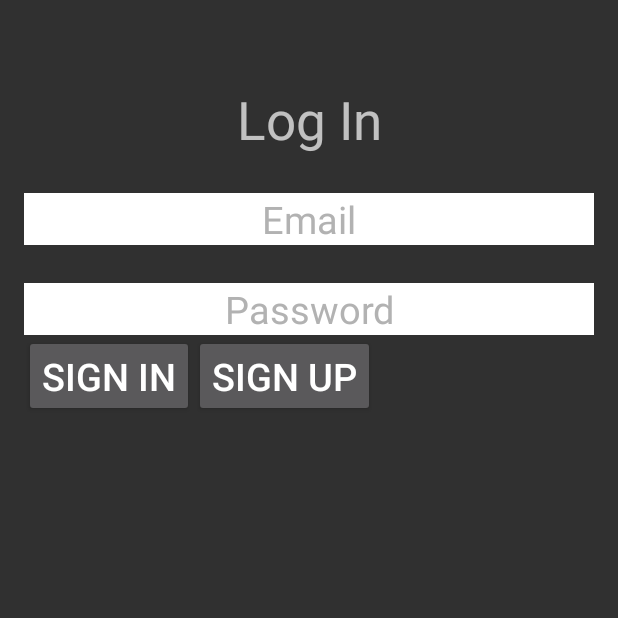
After one commit to magiskebob/IAListBuilderV1, an Android app: the LoginActivity screen opened directly, with no data from a screen before it, on a phone screen of 412 x 824 dp, the top half of it. The commit adds this screen. Run offline under Robolectric (Android 15) with nearby library versions, the phone set to English and light mode, and no system bars; our stand-ins replace Firebase (no records; nobody signed in at launch, a user with empty details on screens opened directly).

Commit message:
login added, sign up making trouble

```diff
--- a/app/build.gradle
+++ b/app/build.gradle
@@ -25,5 +25,9 @@ dependencies {
         exclude group: 'com.android.support', module: 'support-annotations'
     })
     compile 'com.android.support:appcompat-v7:25.1.1'
+    compile 'com.google.firebase:firebase-auth:10.0.1'
     testCompile 'junit:junit:4.12'
 }
+
+
+apply plugin: 'com.google.gms.google-services'
--- a/app/src/main/AndroidManifest.xml
+++ b/app/src/main/AndroidManifest.xml
@@ -3,7 +3,7 @@
     package="com.example.kongsgaard.ialistbuilderv1">
 
     <uses-permission android:name="android.permission.WRITE_EXTERNAL_STORAGE" />
-    <uses-permission android:name="android.permission.INTERNET"/>
+    <uses-permission android:name="android.permission.INTERNET" />
 
     <application
         android:allowBackup="true"
@@ -22,7 +22,9 @@
         <activity android:name=".CardsActivity" />
         <activity android:name=".ViewCardActivity" />
         <activity android:name=".ArmyListsActivity" />
-        <activity android:name=".ImageSwiper"></activity>
+        <activity android:name=".ImageSwiper" />
+        <activity android:name=".LoginActivity" />
+        <activity android:name=".StatestikActivity"></activity>
     </application>
 
 </manifest>
--- /dev/null
+++ b/app/src/main/java/com/example/kongsgaard/ialistbuilderv1/LoginActivity.java
@@ -0,0 +1,167 @@
+package com.example.kongsgaard.ialistbuilderv1;
+
+import android.content.Intent;
+import android.net.Uri;
+import android.support.annotation.NonNull;
+import android.support.v7.app.AppCompatActivity;
+import android.os.Bundle;
+import android.util.Log;
+import android.view.GestureDetector;
+import android.view.MotionEvent;
+import android.view.View;
+import android.widget.EditText;
+import android.widget.Toast;
+
+import com.google.android.gms.tasks.OnCompleteListener;
+import com.google.android.gms.tasks.Task;
+import com.google.firebase.auth.AuthResult;
+import com.google.firebase.auth.FirebaseAuth;
+import com.google.firebase.auth.FirebaseUser;
+
+public class LoginActivity extends AppCompatActivity implements GestureDetector.OnGestureListener  {
+    private GestureDetector gestureDetector;
+    private FirebaseAuth mAuth;
+    private FirebaseAuth.AuthStateListener mAuthListener;
+    EditText email;
+    EditText password;
+
+    @Override
+    protected void onCreate(Bundle savedInstanceState) {
+        super.onCreate(savedInstanceState);
+        setContentView(R.layout.activity_login);
+        gestureDetector = new GestureDetector(this, this);
+        mAuth = FirebaseAuth.getInstance();
+        mAuthListener = new FirebaseAuth.AuthStateListener() {
+            @Override
+            public void onAuthStateChanged(@NonNull FirebaseAuth firebaseAuth) {
+                FirebaseUser user = firebaseAuth.getCurrentUser();
+                if (user != null) {
+                    // User is signed in
+                    Log.d("TAG", "onAuthStateChanged:signed_in:" + user.getUid());
+                } else {
+                    // User is signed out
+                    Log.d("TAG", "onAuthStateChanged:signed_out");
+                }
+                // ...
+            }
+        };
+        email = (EditText)findViewById(R.id.Emailtext);
+        password = (EditText) findViewById(R.id.PasswordText);
+    }
+    @Override
+    public void onStart() {
+        super.onStart();
+        mAuth.addAuthStateListener(mAuthListener);
+    }
+    @Override
+    public void onStop() {
+        super.onStop();
+        if (mAuthListener != null) {
+            mAuth.removeAuthStateListener(mAuthListener);
+        }
+    }
+    public void createAccount(String email, String password) {
+        mAuth.createUserWithEmailAndPassword(email, password)
+                .addOnCompleteListener(this, new OnCompleteListener<AuthResult>() {
+                    @Override
+                    public void onComplete(@NonNull Task<AuthResult> task) {
+                        Log.d("TAG", "createUserWithEmail:onComplete:" + task.isSuccessful());
+
+                        // If sign in fails, display a message to the user. If sign in succeeds
+                        // the auth state listener will be notified and logic to handle the
+                        // signed in user can be handled in the listener.
+                        if (!task.isSuccessful()) {
+                            Toast.makeText(LoginActivity.this, "Authentication failed.",
+                                    Toast.LENGTH_SHORT).show();
+                        }
+
+                        // ...
+                    }
+                });
+    }
+        public void signIn(String email, String password) {
+        mAuth.signInWithEmailAndPassword(email, password)
+                .addOnCompleteListener(this, new OnCompleteListener<AuthResult>() {
+                    @Override
+                    public void onComplete(@NonNull Task<AuthResult> task) {
+                        Log.d("TAG", "signInWithEmail:onComplete:" + task.isSuccessful());
+
+                        // If sign in fails, display a message to the user. If sign in succeeds
+                        // the auth state listener will be notified and logic to handle the
+                        // signed in user can be handled in the listener.
+                        if (!task.isSuccessful()) {
+                            Log.w("TAG", "signInWithEmail", task.getException());
+                            Toast.makeText(LoginActivity.this, "Authentication failed.",
+                                    Toast.LENGTH_SHORT).show();
+                        }
+
+                        // ...
+                    }
+                });
+        }
+    public void getCurrentUser(){
+        FirebaseUser user = FirebaseAuth.getInstance().getCurrentUser();
+        if (user != null) {
+            // Name, email address, and profile photo Url
+            String name = user.getDisplayName();
+            String email = user.getEmail();
+            Uri photoUrl = user.getPhotoUrl();
+
+            // The user's ID, unique to the Firebase project. Do NOT use this value to
+            // authenticate with your backend server, if you have one. Use
+            // FirebaseUser.getToken() instead.
+            String uid = user.getUid();
+        }
+    }
+    public boolean onTouchEvent(MotionEvent event) {
+        return gestureDetector.onTouchEvent(event);
+    }
+
+    @Override
+    public boolean onDown(MotionEvent e) {
+        return false;
+    }
+
+    @Override
+    public void onShowPress(MotionEvent e) {
+
+    }
+
+    @Override
+    public boolean onSingleTapUp(MotionEvent e) {
+        return false;
+    }
+
+    @Override
+    public boolean onScroll(MotionEvent e1, MotionEvent e2, float distanceX, float distanceY) {
+        return false;
+    }
+
+    @Override
+    public void onLongPress(MotionEvent e) {
+
+    }
+
+    @Override
+    public boolean onFling(MotionEvent e1, MotionEvent e2, float velocityX, float velocityY) {
+        boolean leftSwipe = e1.getX() > e2.getX();
+       // Log.d(TAG, "onFling left: " + leftSwipe);
+        if (leftSwipe) {
+            Intent intent = new Intent(this, MainActivity.class);
+            startActivity(intent);
+        }
+        return true; // done
+    }
+
+    public void signIn2(View view) {
+        String Email = email.getText().toString().trim();
+        String Password = password.getText().toString().trim();
+        signIn(Email,Password);
+    }
+
+    public void NewUser(View view) {
+        String Email = email.getText().toString().trim();
+        String Password = password.getText().toString().trim();
+        createAccount(Email, Password);
+    }
+}
--- /dev/null
+++ b/app/src/main/res/layout/activity_login.xml
@@ -0,0 +1,69 @@
+<?xml version="1.0" encoding="utf-8"?>
+<LinearLayout xmlns:android="http://schemas.android.com/apk/res/android"
+    xmlns:tools="http://schemas.android.com/tools"
+    android:id="@+id/activity_login"
+    android:layout_width="match_parent"
+    android:layout_height="match_parent"
+    android:paddingBottom="@dimen/activity_vertical_margin"
+    android:paddingLeft="@dimen/activity_horizontal_margin"
+    android:paddingRight="@dimen/activity_horizontal_margin"
+    android:paddingTop="@dimen/activity_vertical_margin"
+    android:orientation="vertical"
+    tools:context="com.example.kongsgaard.ialistbuilderv1.LoginActivity">
+    <TextView
+        android:layout_width="match_parent"
+        android:layout_height="wrap_content"
+        android:text="Log In"
+        android:textSize="35dp"
+        android:gravity="center"
+        android:layout_marginBottom="25dp"
+        android:layout_gravity="center"
+        android:layout_marginTop="40dp"/>
+    <EditText
+        android:layout_width="match_parent"
+        android:layout_height="wrap_content"
+        android:id="@+id/Emailtext"
+        android:gravity="center_horizontal"
+        android:hint="Email"
+        android:textSize="25dp"
+        android:background="@color/White"
+        android:textColor="@color/black"
+        android:layout_marginBottom="25dp"
+        android:textColorHint="@color/Gray"
+        android:layout_gravity="center"/>
+    <EditText
+        android:layout_gravity="center"
+        android:layout_width="match_parent"
+        android:layout_height="wrap_content"
+        android:id="@+id/PasswordText"
+        android:hint="Password"
+        android:textSize="25dp"
+        android:background="@color/White"
+        android:textColor="@color/black"
+        android:textColorHint="@color/Gray"
+        android:gravity="center"/>
+    <LinearLayout
+        android:orientation="horizontal"
+        android:layout_width="match_parent"
+        android:layout_height="wrap_content">
+        <Button
+            android:layout_gravity="left"
+            android:text="Sign In"
+            android:layout_width="wrap_content"
+            android:layout_height="wrap_content"
+            android:id="@+id/loginButton"
+            android:textSize="25dp"
+            android:onClick="signIn2"/>
+
+        <Button
+            android:layout_gravity="right"
+            android:text="Sign Up"
+            android:textSize="25dp"
+            android:layout_width="wrap_content"
+            android:layout_height="wrap_content"
+            android:id="@+id/signUpButton"
+            android:onClick="NewUser"/>
+    </LinearLayout>
+
+
+</LinearLayout>
--- a/build.gradle
+++ b/build.gradle
@@ -9,6 +9,7 @@ buildscript {
 
         // NOTE: Do not place your application dependencies here; they belong
         // in the individual module build.gradle files
+        classpath 'com.google.gms:google-services:3.0.0'
     }
 }
 
```
Also changed, not shown: app/src/main/java/com/example/kongsgaard/ialistbuilderv1/ArmyListsActivity.java (+52 -4 lines), app/src/main/java/com/example/kongsgaard/ialistbuilderv1/ImageSwiper.java (+53 -2 lines), app/src/main/java/com/example/kongsgaard/ialistbuilderv1/MainActivity.java (+52 -2 lines), app/src/main/java/com/example/kongsgaard/ialistbuilderv1/StatestikActivity.java (added, +13 -0 lines), app/src/main/res/layout/activity_main.xml (+0 -17 lines), app/src/main/res/layout/activity_statestik.xml (added, +17 -0 lines).
